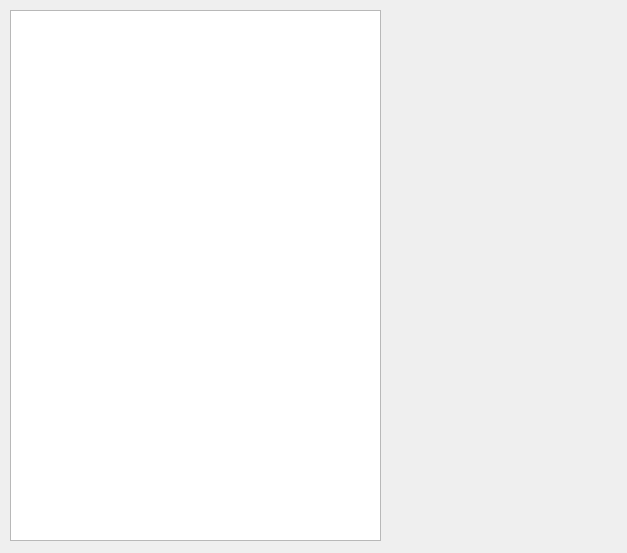
Before: the Qt Designer form cartwindow.ui in bobelmasry/shoppingSystem, drawn with Qt 5.
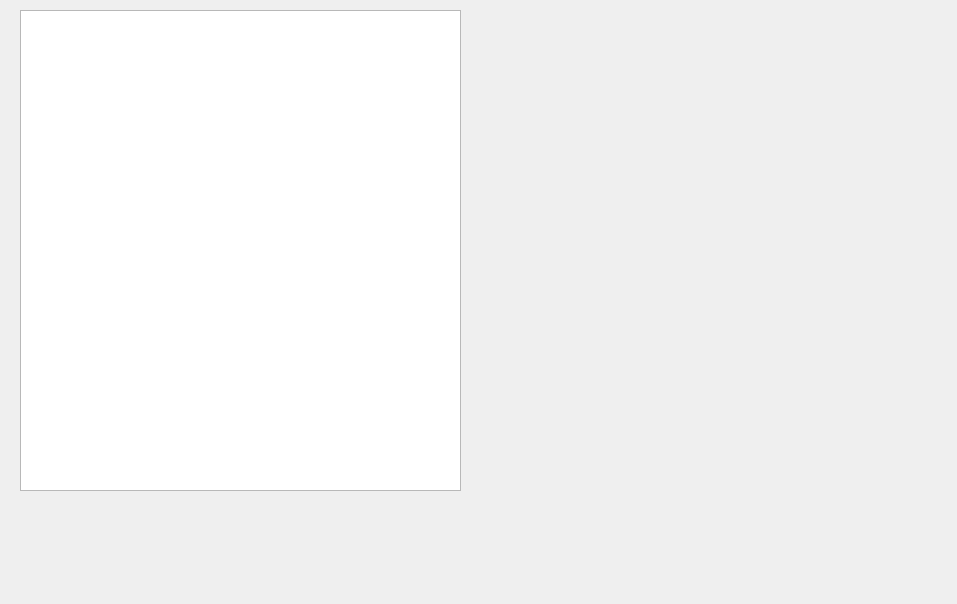
After: the same form once the commit is applied.

```diff
--- a/cartwindow.ui
+++ b/cartwindow.ui
@@ -6,8 +6,8 @@
    <rect>
     <x>0</x>
     <y>0</y>
-    <width>627</width>
-    <height>553</height>
+    <width>957</width>
+    <height>604</height>
    </rect>
   </property>
   <property name="windowTitle">
@@ -16,10 +16,10 @@
   <widget class="QListWidget" name="listWidget">
    <property name="geometry">
     <rect>
-     <x>10</x>
+     <x>20</x>
      <y>10</y>
-     <width>371</width>
-     <height>531</height>
+     <width>441</width>
+     <height>481</height>
     </rect>
    </property>
   </widget>
```
